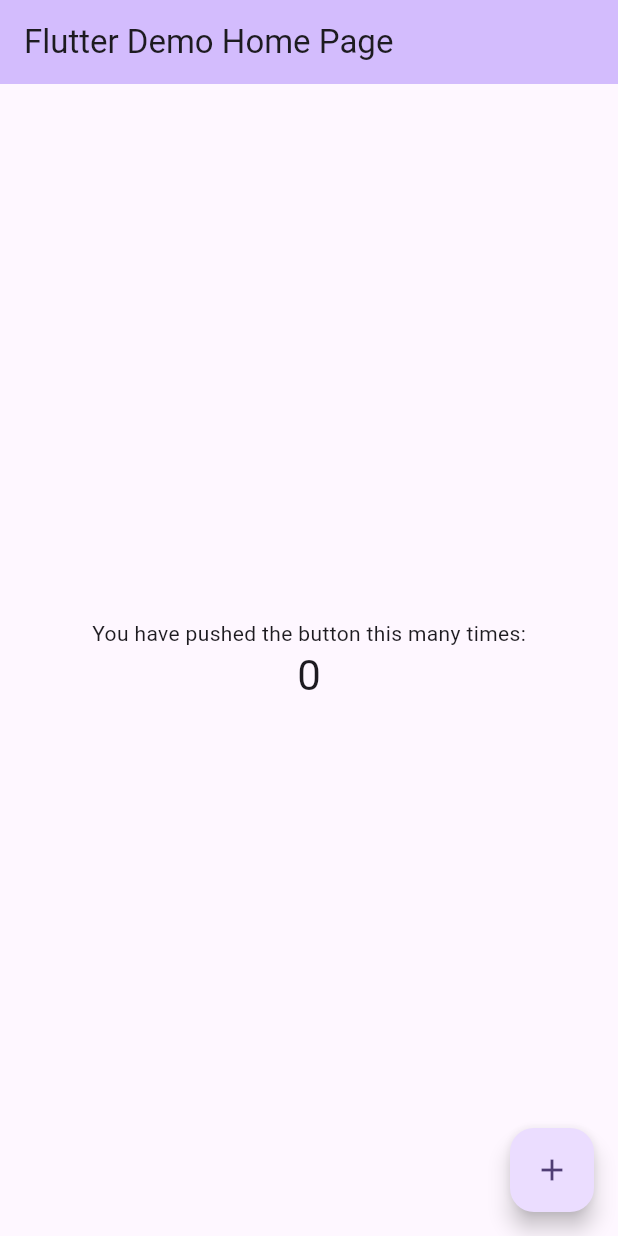
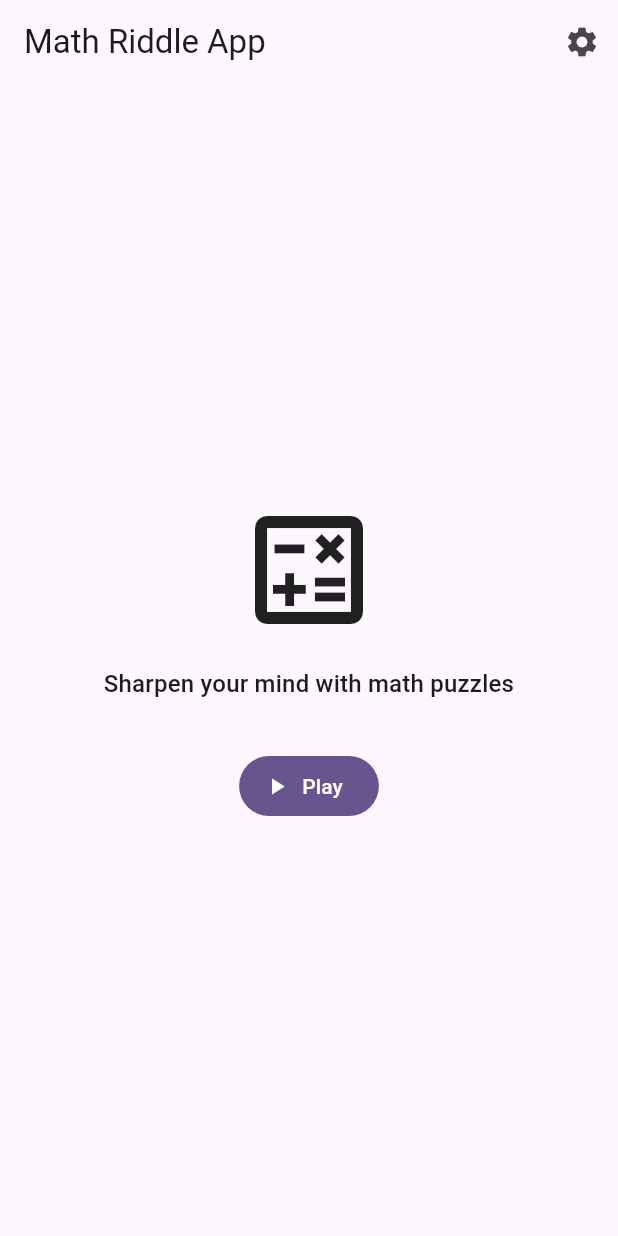
Before and after one commit to Philipp0713/mathRiddles, a Flutter app: the screen it shows after launch, on a phone screen of 412 x 824 dp. Run offline on Flutter 3.47's test engine with Material 3 defaults, Android fonts, the phone set to English and light mode, and no system bars.

Commit message:
feat: added a simple outline for the app and a first riddle

```diff
--- /dev/null
+++ b/lib/app.dart
@@ -0,0 +1,28 @@
+import 'package:flutter/material.dart';
+import 'package:provider/provider.dart';
+
+import 'screens/home_screen.dart';
+import 'settings/settings_controller.dart';
+import 'theme/app_theme.dart';
+
+class MathRiddleApp extends StatelessWidget {
+  const MathRiddleApp({super.key});
+
+  @override
+  Widget build(BuildContext context) {
+    return ChangeNotifierProvider(
+      create: (_) => SettingsController(),
+      child: Consumer<SettingsController>(
+        builder: (context, settings, _) {
+          return MaterialApp(
+            title: 'Math Riddle App',
+            theme: AppTheme.light(),
+            darkTheme: AppTheme.dark(),
+            themeMode: settings.themeMode,
+            home: const HomeScreen(),
+          );
+        },
+      ),
+    );
+  }
+}
--- /dev/null
+++ b/lib/data/levels.dart
@@ -0,0 +1,21 @@
+import 'package:flutter/material.dart';
+
+import '../models/level.dart';
+import '../screens/levels/example_level_screen.dart';
+
+/// The catalog of playable math puzzles, shown in the level menu.
+///
+/// To add a new puzzle: build its screen under `lib/screens/levels/` and
+/// add a [Level] entry here. Later, this static list can be replaced or
+/// merged with puzzles fetched from a Firestore-backed repository (e.g.
+/// AI-generated riddles) without changing the [Level] model or the menu.
+final List<Level> levels = [
+  Level(
+    id: 'example_addition',
+    title: 'Addition Riddle',
+    description: 'Solve simple addition riddles at your own pace.',
+    icon: Icons.add_circle_outline,
+    difficulty: LevelDifficulty.easy,
+    builder: (context) => const ExampleLevelScreen(),
+  ),
+];
--- a/lib/main.dart
+++ b/lib/main.dart
@@ -1,123 +1,7 @@
 import 'package:flutter/material.dart';
 
+import 'app.dart';
+
 void main() {
-  runApp(const MyApp());
+  runApp(const MathRiddleApp());
 }
-
-class MyApp extends StatelessWidget {
-  const MyApp({super.key});
-
-  // This widget is the root of your application.
-  @override
-  Widget build(BuildContext context) {
-    return MaterialApp(
-      title: 'Flutter Demo',
-      theme: ThemeData(
-        // This is the theme of your application.
-        //
-        // TRY THIS: Try running your application with "flutter run". You'll see
-        // the application has a purple toolbar. Then, without quitting the app,
-        // try changing the seedColor in the colorScheme below to Colors.green
-        // and then invoke "hot reload" (save your changes or press the "hot
-        // reload" button in a Flutter-supported IDE, or press "r" if you used
-        // the command line to start the app).
-        //
-        // Notice that the counter didn't reset back to zero; the application
-        // state is not lost
-        // during the reload. To reset the state, use hot
-        // restart instead.
-        //
-        // This works for code too, not just values: Most code changes can be
-        // tested with just a hot reload.
-        colorScheme: .fromSeed(seedColor: Colors.deepPurple),
-      ),
-      home: const MyHomePage(title: 'Flutter Demo Home Page'),
-    );
-  }
-}
-
-class MyHomePage extends StatefulWidget {
-  const MyHomePage({super.key, required this.title});
-
-  // This widget is the home page of your application. It is stateful, meaning
-  // that it has a State object (defined below) that contains fields that affect
-  // how it looks.
-
-  // This class is the configuration for the state. It holds the values (in this
-  // case the title) provided by the parent (in this case the App widget) and
-  // used by the build method of the State. Fields in a Widget subclass are
-  // always marked "final".
-
-  final String title;
-
-  @override
-  State<MyHomePage> createState() => _MyHomePageState();
-}
-
-class _MyHomePageState extends State<MyHomePage> {
-  int _counter = 0;
-
-  void _incrementCounter() {
-    setState(() {
-      // This call to setState tells the Flutter framework that something has
-      // changed in this State, which causes it to rerun the build method below
-      // so that the display can reflect the updated values. If we changed
-      // _counter without calling setState(), then the build method would not be
-      // called again, and so nothing would appear to happen.
-      _counter++;
-    });
-  }
-
-  @override
-  Widget build(BuildContext context) {
-    // This method is rerun every time setState is called, for instance as done
-    // by the _incrementCounter method above.
-    //
-    // The Flutter framework has been optimized to make rerunning build methods
-    // fast, so that you can just rebuild anything that needs updating rather
-    // than having to individually change instances of widgets.
-    return Scaffold(
-      appBar: AppBar(
-        // TRY THIS: Try changing the color here to a specific color (to
-        // Colors.amber, perhaps?) and trigger a hot reload to see the AppBar
-        // change color while the other colors stay the same.
-        backgroundColor: Theme.of(context).colorScheme.inversePrimary,
-        // Here we take the value from the MyHomePage object that was created by
-        // the App.build method, and use it to set our appbar title.
-        title: Text(widget.title),
-      ),
-      body: Center(
-        // Center is a layout widget. It takes a single child and positions it
-        // in the middle of the parent.
-        child: Column(
-          // Column is also a layout widget. It takes a list of children and
-          // arranges them vertically. By default, it sizes itself to fit its
-          // children horizontally, and tries to be as tall as its parent.
-          //
-          // Column has various properties to control how it sizes itself and
-          // how it positions its children. Here we use mainAxisAlignment to
-          // center the children vertically; the main axis here is the vertical
-          // axis because Columns are vertical (the cross axis would be
-          // horizontal).
-          //
-          // TRY THIS: Invoke "debug painting" (choose the "Toggle Debug Paint"
-          // action in the IDE, or press "p" in the console), to see the
-          // wireframe for each widget.
-          mainAxisAlignment: .center,
-          children: [
-            const Text('You have pushed the button this many times:'),
-            Text(
-              '$_counter',
-              style: Theme.of(context).textTheme.headlineMedium,
-            ),
-          ],
-        ),
-      ),
-      floatingActionButton: FloatingActionButton(
-        onPressed: _incrementCounter,
-        tooltip: 'Increment',
-        child: const Icon(Icons.add),
-      ),
-    );
-  }
-}
--- /dev/null
+++ b/lib/screens/home_screen.dart
@@ -0,0 +1,57 @@
+import 'package:flutter/material.dart';
+
+import 'level_menu_screen.dart';
+import 'settings_screen.dart';
+
+class HomeScreen extends StatelessWidget {
+  const HomeScreen({super.key});
+
+  @override
+  Widget build(BuildContext context) {
+    return Scaffold(
+      appBar: AppBar(
+        title: const Text('Math Riddle App'),
+        actions: [
+          IconButton(
+            icon: const Icon(Icons.settings),
+            tooltip: 'Settings',
+            onPressed: () {
+              Navigator.of(context).push(
+                MaterialPageRoute(builder: (context) => const SettingsScreen()),
+              );
+            },
+          ),
+        ],
+      ),
+      body: Center(
+        child: Padding(
+          padding: const EdgeInsets.all(24),
+          child: Column(
+            mainAxisSize: MainAxisSize.min,
+            children: [
+              const Icon(Icons.calculate_outlined, size: 96),
+              const SizedBox(height: 16),
+              Text(
+                'Sharpen your mind with math puzzles',
+                textAlign: TextAlign.center,
+                style: Theme.of(context).textTheme.titleMedium,
+              ),
+              const SizedBox(height: 32),
+              FilledButton.icon(
+                onPressed: () {
+                  Navigator.of(context).push(
+                    MaterialPageRoute(
+                      builder: (context) => const LevelMenuScreen(),
+                    ),
+                  );
+                },
+                icon: const Icon(Icons.play_arrow),
+                label: const Text('Play'),
+              ),
+            ],
+          ),
+        ),
+      ),
+    );
+  }
+}
--- /dev/null
+++ b/lib/settings/settings_controller.dart
@@ -0,0 +1,26 @@
+import 'package:flutter/material.dart';
+
+/// Holds app-wide settings.
+///
+/// In-memory only for now. If settings need to survive an app restart,
+/// back this with `shared_preferences` (or the user's Firestore profile
+/// once accounts exist) without changing how screens read/write it.
+class SettingsController extends ChangeNotifier {
+  ThemeMode _themeMode = ThemeMode.system;
+  bool _soundEffectsEnabled = true;
+
+  ThemeMode get themeMode => _themeMode;
+  bool get soundEffectsEnabled => _soundEffectsEnabled;
+
+  void setThemeMode(ThemeMode mode) {
+    if (_themeMode == mode) return;
+    _themeMode = mode;
+    notifyListeners();
+  }
+
+  void setSoundEffectsEnabled(bool enabled) {
+    if (_soundEffectsEnabled == enabled) return;
+    _soundEffectsEnabled = enabled;
+    notifyListeners();
+  }
+}
--- /dev/null
+++ b/lib/theme/app_theme.dart
@@ -0,0 +1,24 @@
+import 'package:flutter/material.dart';
+
+class AppTheme {
+  AppTheme._();
+
+  static ThemeData light() {
+    return ThemeData(
+      brightness: Brightness.light,
+      colorScheme: ColorScheme.fromSeed(seedColor: Colors.deepPurple),
+      useMaterial3: true,
+    );
+  }
+
+  static ThemeData dark() {
+    return ThemeData(
+      brightness: Brightness.dark,
+      colorScheme: ColorScheme.fromSeed(
+        seedColor: Colors.deepPurple,
+        brightness: Brightness.dark,
+      ),
+      useMaterial3: true,
+    );
+  }
+}
--- a/pubspec.yaml
+++ b/pubspec.yaml
@@ -34,6 +34,9 @@ dependencies:
   # The following adds the Cupertino Icons font to your application.
   # Use with the CupertinoIcons class for iOS style icons.
   cupertino_icons: ^1.0.8
+
+  # Lightweight app-wide state (settings, and later auth/purchase/ads state).
+  provider: ^6.1.2
 
 dev_dependencies:
   flutter_test:
```
Also changed, not shown: lib/models/level.dart (added, +27 -0 lines), lib/screens/level_menu_screen.dart (added, +30 -0 lines), lib/screens/levels/example_level_screen.dart (added, +135 -0 lines), lib/screens/settings_screen.dart (added, +68 -0 lines), lib/widgets/level_card.dart (added, +36 -0 lines), pubspec.lock, 1 other file.
